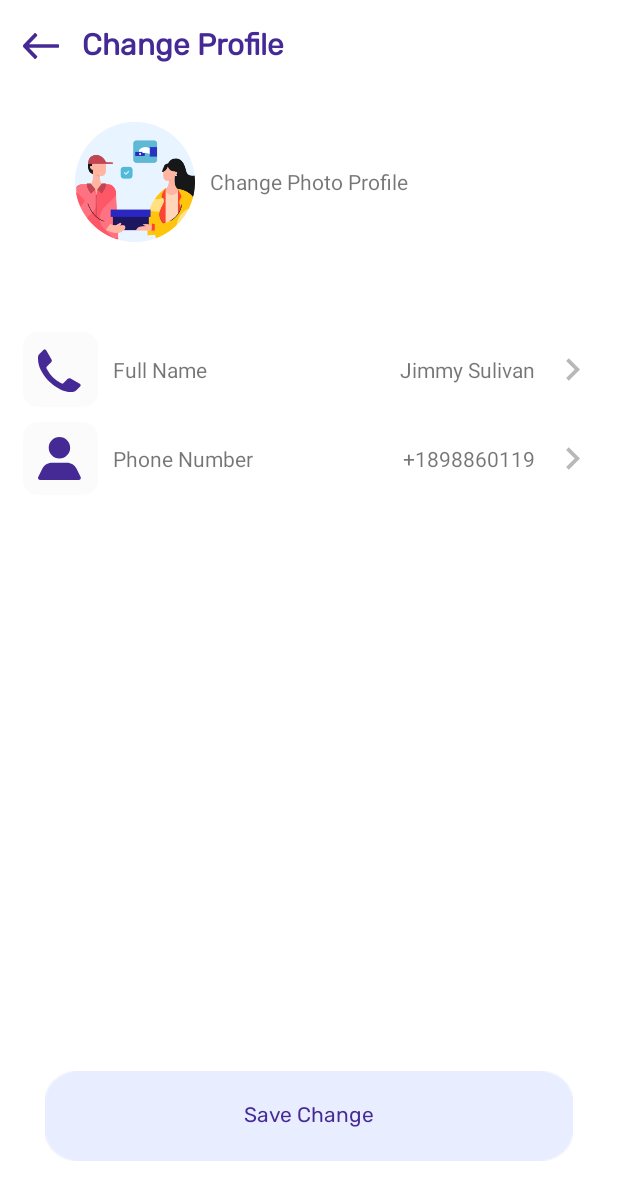
After one commit to briksec/KujuoApp01, an Android app: the ChangeProfileActivity screen opened directly, with no data from a screen before it, on a phone screen of 412 x 824 dp. The commit adds this screen. Shown: the top 1200 px of the screen. Run offline under Robolectric (Android 15) with nearby library versions, the phone set to English and light mode, and no system bars; Roboto replaces fonts that are not available here.

Commit message:
Profile screen in fragment

```diff
--- /dev/null
+++ b/app/src/main/java/com/example/kujuoapp/Profile/ChangeProfileActivity.java
@@ -0,0 +1,17 @@
+package com.example.kujuoapp.Profile;
+
+import androidx.appcompat.app.AppCompatActivity;
+
+import android.os.Bundle;
+
+import com.example.kujuoapp.R;
+
+public class ChangeProfileActivity extends AppCompatActivity {
+
+    @Override
+    protected void onCreate(Bundle savedInstanceState) {
+        super.onCreate(savedInstanceState);
+        setContentView(R.layout.activity_change_profile);
+        getSupportActionBar().hide();
+    }
+}
--- a/app/src/main/java/com/example/kujuoapp/Users/Fragments/ProfileFragment.java
+++ b/app/src/main/java/com/example/kujuoapp/Profile/ProfileFragment.java
@@ -1,5 +1,6 @@
-package com.example.kujuoapp.Users.Fragments;
+package com.example.kujuoapp.Profile;
 
+import android.content.Intent;
 import android.os.Build;
 import android.os.Bundle;
 
@@ -8,6 +9,8 @@ import androidx.fragment.app.Fragment;
 import android.view.LayoutInflater;
 import android.view.View;
 import android.view.ViewGroup;
+import android.widget.ImageView;
+import android.widget.Toast;
 
 import com.agik.AGIKSwipeButton.Controller.OnSwipeCompleteListener;
 import com.agik.AGIKSwipeButton.View.Swipe_Button_View;
@@ -16,6 +19,8 @@ import com.example.kujuoapp.Users.BaseClass;
 
 public class ProfileFragment extends Fragment {
 
+
+    ImageView change_prof_btn;
 
     public ProfileFragment() {
         // Required empty public constructor
@@ -27,7 +32,7 @@ public class ProfileFragment extends Fragment {
         // Inflate the layout for this fragment
         View view =  inflater.inflate(R.layout.fragment_profile, container, false);
         Swipe_Button_View swipe_button_view = view.findViewById(R.id.my_start_btn);
-
+        change_prof_btn = view.findViewById(R.id.chg_btn);
         swipe_button_view.setOnSwipeCompleteListener_forward_reverse(new OnSwipeCompleteListener() {
             @Override
             public void onSwipe_Forward(Swipe_Button_View swipe_button_view) {
@@ -40,7 +45,17 @@ public class ProfileFragment extends Fragment {
             }
         });
 
+        changeProfile();
         return view;
+    }
+
+    private void changeProfile() {
+        change_prof_btn.setOnClickListener(new View.OnClickListener() {
+            @Override
+            public void onClick(View view) {
+              startActivity(new Intent(getContext(),ChangeProfileActivity.class));
+            }
+        });
     }
 
 
--- /dev/null
+++ b/app/src/main/res/drawable/ic_arrow_backward.xml
@@ -0,0 +1,4 @@
+<vector android:height="17.333334dp" android:viewportHeight="13"
+    android:viewportWidth="18" android:width="24dp" xmlns:android="http://schemas.android.com/apk/res/android">
+    <path android:fillColor="#452A95" android:pathData="M18,6.0356V6.9644C18,7.2209 17.7985,7.4289 17.55,7.4289H2.997L7.002,11.5529C7.0872,11.6401 7.1351,11.7589 7.1351,11.8827C7.1351,12.0065 7.0872,12.1252 7.002,12.2124L6.363,12.8626C6.2785,12.9505 6.1635,13 6.0435,13C5.9235,13 5.8085,12.9505 5.724,12.8626L0.198,7.1688C0.0714,7.0382 0.0002,6.8612 0,6.6765V6.3235C0.0021,6.1392 0.073,5.9629 0.198,5.8312L5.724,0.1374C5.8085,0.0495 5.9235,0 6.0435,0C6.1635,0 6.2785,0.0495 6.363,0.1374L7.002,0.7969C7.0867,0.8825 7.1344,0.9996 7.1344,1.122C7.1344,1.2443 7.0867,1.3614 7.002,1.447L2.997,5.5711H17.55C17.7985,5.5711 18,5.7791 18,6.0356Z"/>
+</vector>
--- /dev/null
+++ b/app/src/main/res/drawable/ic_call.xml
@@ -0,0 +1,4 @@
+<vector android:height="30dp" android:viewportHeight="19"
+    android:viewportWidth="19" android:width="30dp" xmlns:android="http://schemas.android.com/apk/res/android">
+    <path android:fillColor="#452A95" android:pathData="M14,19C12.3463,18.9986 10.7183,18.5899 9.26,17.81L8.81,17.56C5.7007,15.8883 3.1517,13.3393 1.48,10.23L1.23,9.78C0.4298,8.3134 0.0071,6.6707 0,5V4.33C-0.0004,3.797 0.212,3.2858 0.59,2.91L2.28,1.22C2.4441,1.0546 2.6758,0.9749 2.907,1.0043C3.1381,1.0337 3.3425,1.1688 3.46,1.37L5.71,5.23C5.9375,5.6229 5.8718,6.1198 5.55,6.44L3.66,8.33C3.503,8.4853 3.4665,8.7251 3.57,8.92L3.92,9.58C5.177,11.9085 7.0893,13.8172 9.42,15.07L10.08,15.43C10.275,15.5336 10.5148,15.497 10.67,15.34L12.56,13.45C12.8802,13.1282 13.3771,13.0625 13.77,13.29L17.63,15.54C17.8312,15.6575 17.9664,15.8619 17.9957,16.0931C18.0251,16.3242 17.9454,16.5559 17.78,16.72L16.09,18.41C15.7142,18.7881 15.203,19.0004 14.67,19H14Z"/>
+</vector>
--- a/app/src/main/res/drawable/ic_dots.xml
+++ b/app/src/main/res/drawable/ic_dots.xml
@@ -1,4 +1,4 @@
-<vector android:height="24dp" android:viewportHeight="16"
-    android:viewportWidth="5" android:width="8.375dp" xmlns:android="http://schemas.android.com/apk/res/android">
+<vector android:height="22dp" android:viewportHeight="16"
+    android:viewportWidth="5" android:width="7.375dp" xmlns:android="http://schemas.android.com/apk/res/android">
     <path android:fillColor="#ffffff" android:fillType="evenOdd" android:pathData="M0.1069,2C0.1069,0.8954 1.0024,0 2.1069,0C3.2115,0 4.1069,0.8954 4.1069,2C4.1069,3.1046 3.2115,4 2.1069,4C1.0024,4 0.1069,3.1046 0.1069,2ZM2.1069,6C1.0024,6 0.1069,6.8954 0.1069,8C0.1069,9.1046 1.0024,10 2.1069,10C3.2115,10 4.1069,9.1046 4.1069,8C4.1069,6.8954 3.2115,6 2.1069,6ZM0.1069,14C0.1069,12.8954 1.0024,12 2.1069,12C3.2115,12 4.1069,12.8954 4.1069,14C4.1069,15.1046 3.2115,16 2.1069,16C1.0024,16 0.1069,15.1046 0.1069,14Z"/>
 </vector>
--- /dev/null
+++ b/app/src/main/res/drawable/ic_user_big.xml
@@ -0,0 +1,4 @@
+<vector android:height="28.571428dp" android:viewportHeight="20"
+    android:viewportWidth="21" android:width="30dp" xmlns:android="http://schemas.android.com/apk/res/android">
+    <path android:fillColor="#452A95" android:fillType="evenOdd" android:pathData="M10.003,0C7.2408,0 5.0015,2.2386 5.0015,5C5.0015,7.7614 7.2408,10 10.003,10C12.7653,10 15.0045,7.7614 15.0045,5C15.0045,2.2386 12.7653,0 10.003,0ZM18.0054,14.76L19.896,18.55C20.052,18.8595 20.0366,19.2277 19.8552,19.5231C19.6739,19.8185 19.3524,19.999 19.0057,20H1.0003C0.6536,19.999 0.3322,19.8185 0.1508,19.5231C-0.0306,19.2277 -0.046,18.8595 0.11,18.55L2.0006,14.76C2.8486,13.0683 4.5792,12.0001 6.472,12H13.5341C15.4269,12.0001 17.1575,13.0683 18.0054,14.76Z"/>
+</vector>
--- /dev/null
+++ b/app/src/main/res/layout/activity_change_profile.xml
@@ -0,0 +1,220 @@
+<?xml version="1.0" encoding="utf-8"?>
+<LinearLayout xmlns:android="http://schemas.android.com/apk/res/android"
+    xmlns:app="http://schemas.android.com/apk/res-auto"
+    xmlns:tools="http://schemas.android.com/tools"
+    android:layout_width="match_parent"
+    android:layout_height="match_parent"
+    android:background="@color/white"
+    tools:context=".Profile.ChangeProfileActivity">
+
+    <LinearLayout
+        android:layout_width="match_parent"
+        android:layout_height="match_parent"
+        android:orientation="vertical"
+        >
+<!--        Header-->
+        <LinearLayout
+            android:layout_width="match_parent"
+            android:layout_height="wrap_content"
+            android:layout_marginLeft="15dp"
+            android:layout_marginRight="15dp"
+            >
+         <LinearLayout
+             android:layout_width="match_parent"
+             android:layout_height="wrap_content"
+             android:orientation="horizontal"
+             android:paddingTop="15dp"
+             android:paddingBottom="15dp"
+             android:gravity="center"
+             >
+             <ImageView
+                 android:layout_width="wrap_content"
+                 android:layout_height="wrap_content"
+                 android:background="@drawable/ic_arrow_backward"
+                 />
+             <TextView
+                 android:layout_width="match_parent"
+                 android:layout_height="wrap_content"
+                 android:text="Change Profile"
+                 android:fontFamily="@font/rubik"
+                 android:layout_marginLeft="15dp"
+                 android:textColor="#452A95"
+                 android:textSize="20dp"
+                 android:textStyle="bold"
+                 />
+         </LinearLayout>
+        </LinearLayout>
+<!--Body-->
+    <LinearLayout
+        android:layout_width="match_parent"
+        android:layout_height="wrap_content"
+        android:layout_marginLeft="50dp"
+        android:layout_marginRight="50dp"
+        android:layout_marginTop="20dp"
+        android:orientation="horizontal"
+        >
+        <ImageView
+            android:layout_width="80dp"
+            android:layout_height="80dp"
+            app:srcCompat="@drawable/cap_boy"
+            />
+        <LinearLayout
+            android:layout_width="match_parent"
+            android:layout_height="match_parent"
+            android:orientation="vertical"
+            android:gravity="center"
+            android:layout_marginLeft="10dp"
+            >
+            <TextView
+                android:layout_width="match_parent"
+                android:layout_height="wrap_content"
+                android:text="Change Photo Profile"
+                />
+
+        </LinearLayout>
+
+    </LinearLayout>
+        <LinearLayout
+            android:layout_width="match_parent"
+            android:layout_height="wrap_content"
+            android:layout_marginTop="50dp"
+            android:orientation="vertical"
+            >
+<!--            Full name-->
+        <LinearLayout
+            android:layout_width="match_parent"
+            android:layout_height="wrap_content"
+            android:layout_marginTop="10dp"
+            android:layout_marginLeft="15dp"
+            android:layout_marginRight="15dp"
+            android:orientation="horizontal"
+            >
+            <LinearLayout
+                android:layout_width="wrap_content"
+                android:layout_height="wrap_content"
+                android:gravity="center"
+                android:background="@drawable/back_icony"
+                android:padding="10dp"
+                >
+                <ImageView
+                    android:layout_width="wrap_content"
+                    android:layout_height="wrap_content"
+                    android:background="@drawable/ic_call"
+                    />
+            </LinearLayout>
+            <LinearLayout
+                android:layout_width="wrap_content"
+                android:layout_height="match_parent"
+                android:gravity="center"
+                >
+                <TextView
+                    android:layout_width="wrap_content"
+                    android:layout_height="wrap_content"
+                    android:text="@string/fullname"
+                    android:layout_marginLeft="10dp"
+                    />
+
+            </LinearLayout>
+            <LinearLayout
+                android:layout_width="match_parent"
+                android:layout_height="match_parent"
+                android:gravity="end"
+                >
+                <TextView
+                    android:layout_width="wrap_content"
+                    android:layout_height="match_parent"
+                    android:text="Jimmy Sulivan"
+                    android:gravity="center"
+                    android:layout_marginLeft="10dp"
+                    />
+                <ImageView
+                    android:layout_width="wrap_content"
+                    android:layout_height="wrap_content"
+                    android:background="@drawable/ic_right_arrow"
+                    android:layout_gravity="center"
+                    android:layout_marginLeft="10dp"
+                    />
+            </LinearLayout>
+        </LinearLayout>
+<!--            Phone Number-->
+        <LinearLayout
+            android:layout_width="match_parent"
+            android:layout_height="wrap_content"
+            android:layout_marginTop="10dp"
+            android:layout_marginLeft="15dp"
+            android:layout_marginRight="15dp"
+            android:orientation="horizontal"
+            >
+            <LinearLayout
+                android:layout_width="wrap_content"
+                android:layout_height="wrap_content"
+                android:gravity="center"
+                android:background="@drawable/back_icony"
+                android:padding="10dp"
+                >
+                <ImageView
+                    android:layout_width="wrap_content"
+                    android:layout_height="wrap_content"
+                    android:background="@drawable/ic_user_big"
+                    />
+            </LinearLayout>
+            <LinearLayout
+                android:layout_width="wrap_content"
+                android:layout_height="match_parent"
+                android:gravity="center"
+                >
+                <TextView
+                    android:layout_width="wrap_content"
+                    android:layout_height="wrap_content"
+                    android:text="@string/phone"
+                    android:layout_marginLeft="10dp"
+                    />
+
+            </LinearLayout>
+            <LinearLayout
+                android:layout_width="match_parent"
+                android:layout_height="match_parent"
+                android:gravity="end"
+                >
+                <TextView
+                    android:layout_width="wrap_content"
+                    android:layout_height="match_parent"
+                    android:text="+1898860119"
+                    android:gravity="center"
+                    android:layout_marginLeft="10dp"
+                    />
+                <ImageView
+                    android:layout_width="wrap_content"
+                    android:layout_height="wrap_content"
+                    android:background="@drawable/ic_right_arrow"
+                    android:layout_gravity="center"
+                    android:layout_marginLeft="10dp"
+                    />
+            </LinearLayout>
+        </LinearLayout>
+        </LinearLayout>
+
+<!--        Save BTN-->
+        <LinearLayout
+            android:layout_width="match_parent"
+            android:layout_height="match_parent"
+            android:orientation="vertical"
+            android:gravity="bottom"
+            >
+
+            <Button
+                android:layout_width="match_parent"
+                android:layout_height="wrap_content"
+                android:background="@drawable/cont_btn"
+                android:layout_marginLeft="30dp"
+                android:layout_marginRight="30dp"
+                android:text="@string/savechanges"
+                android:textColor="#452A95"
+                android:fontFamily="@font/rubik"
+                android:textAllCaps="false"
+                android:layout_marginBottom="50dp"
+                />
+        </LinearLayout>
+
+    </LinearLayout>
+</LinearLayout>
--- a/app/src/main/res/layout/fragment_profile.xml
+++ b/app/src/main/res/layout/fragment_profile.xml
@@ -5,7 +5,7 @@
     android:layout_height="match_parent"
     android:background="@color/white"
     xmlns:app="http://schemas.android.com/apk/res-auto"
-    tools:context=".Users.Fragments.ProfileFragment">
+    tools:context=".Profile.ProfileFragment">
 
     <LinearLayout
         android:layout_width="match_parent"
@@ -35,6 +35,7 @@
                     android:layout_width="wrap_content"
                     android:layout_height="wrap_content"
                     android:background="@drawable/ic_dots"
+                    android:id="@+id/chg_btn"
                     android:layout_marginRight="20dp"
                     />
             </LinearLayout>
--- a/app/src/main/res/values/strings.xml
+++ b/app/src/main/res/values/strings.xml
@@ -28,4 +28,7 @@
     <string name="barcode">Barcode</string>
     <string name="qrcode">QR Code</string>
     <string name="balance">Balance</string>
+    <string name="fullname">Full Name</string>
+    <string name="savechanges">Save Change</string>
+    <string name="phone">Phone Number</string>
 </resources>
```
Also changed, not shown: app/src/main/AndroidManifest.xml (+5 -5 lines), app/src/main/java/com/example/kujuoapp/Users/UserDashboard.java (+1 -15 lines).
